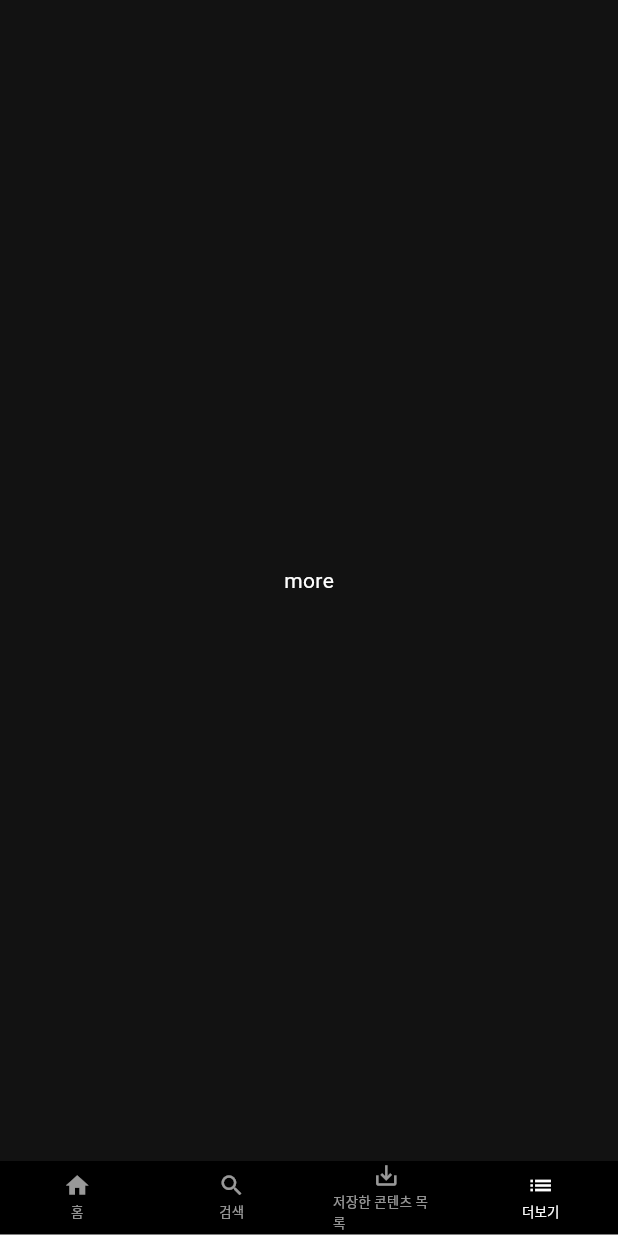
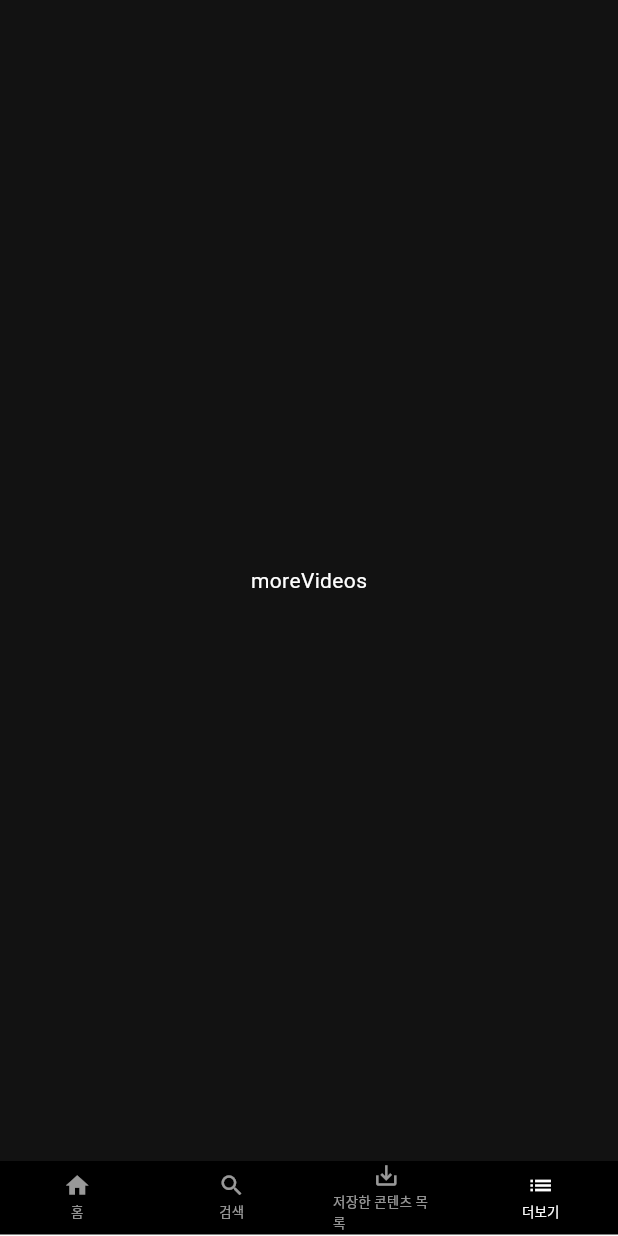
Before and after one commit to puppy1012/LEEFLIX, a Flutter app: the screen it shows after launch, item 4 of the bottom bar chosen, on a phone screen of 412 x 824 dp. Run offline on Flutter 3.47's test engine with Material 3 defaults, Android fonts, the phone set to English and light mode, and no system bars.

Commit message:
child 변경

```diff
--- a/lib/main.dart
+++ b/lib/main.dart
@@ -45,7 +45,7 @@ class _MyAppState extends State<MyApp> {
               ),
               Container(
                 child: Center(
-                  child: Text('more'),
+                  child: Text('moreVideos'),
                 ),
               ),
             ],
```
